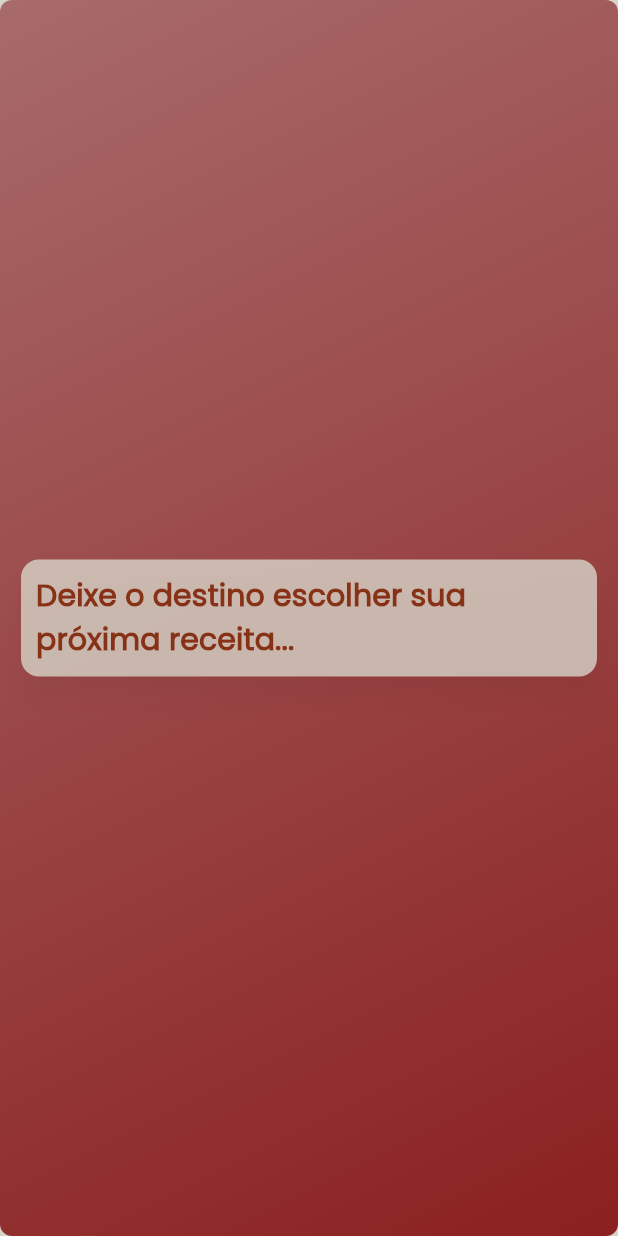
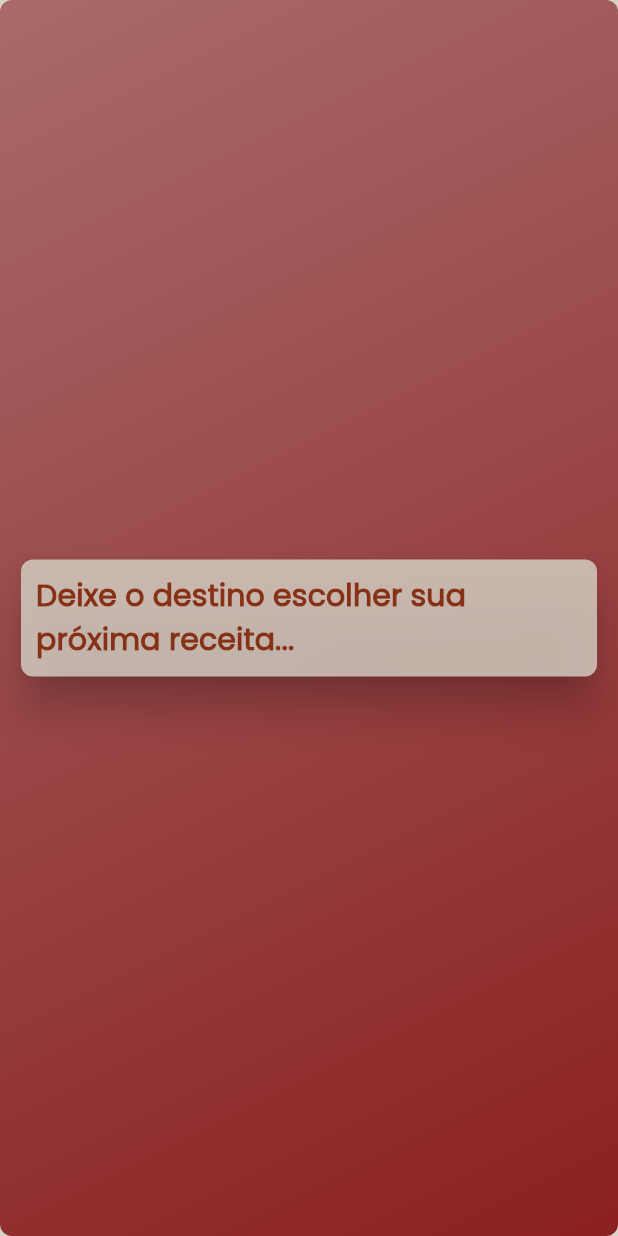
Before and after one commit to clara0904/receitoteca, a Flutter app: the SorteadorReceita widget shown alone on an empty page, opened directly, on a phone screen of 412 x 824 dp. Run offline on Flutter 3.47's test engine with Material 3 defaults, Android fonts, the phone set to English and light mode, and no system bars; our stand-ins replace dio, font_awesome_flutter; network calls fail.

Commit message:
refactor: reajuste em importações devido refatoração de nome nas classes

```diff
--- a/lib/repositories/repositorio_receitas.dart
+++ b/lib/repositories/repositorio_receitas.dart
@@ -1,5 +1,5 @@
 import 'package:dio/dio.dart';
-import 'package:receitoteca/models/receitas.dart';
+import 'package:receitoteca/models/lista_receitas.dart';
 
 class RepositorioReceitas {
   final String endpoint;
--- a/lib/widgets/random_revenue.dart
+++ b/lib/widgets/random_revenue.dart
@@ -1,7 +1,6 @@
 import 'package:flutter/material.dart';
 import 'package:receitoteca/models/receita.dart';
 import 'package:receitoteca/repositories/repositorio_random.dart';
-import 'package:receitoteca/screens/revenue_screen.dart';
 import 'package:receitoteca/theme/colors.dart';
 import 'package:receitoteca/widgets/card_revenue.dart';
 
@@ -50,10 +49,9 @@ class _SorteadorReceitaState extends State<SorteadorReceita> {
                   backgroundColor: ColorsApp.backgroundPrimario.withOpacity(0.8),
                   padding: const EdgeInsets.all(10.0),
                   shape: RoundedRectangleBorder(
-                    borderRadius: BorderRadius.circular(12.0),
+                    borderRadius: BorderRadius.circular(8.0),
                   ),
-                  elevation: 8,
-                  shadowColor: Colors.black.withOpacity(0.2),
+                  elevation: 12,
                 ),
                 child: Text(
                   'Deixe o destino escolher sua próxima receita...',
```
